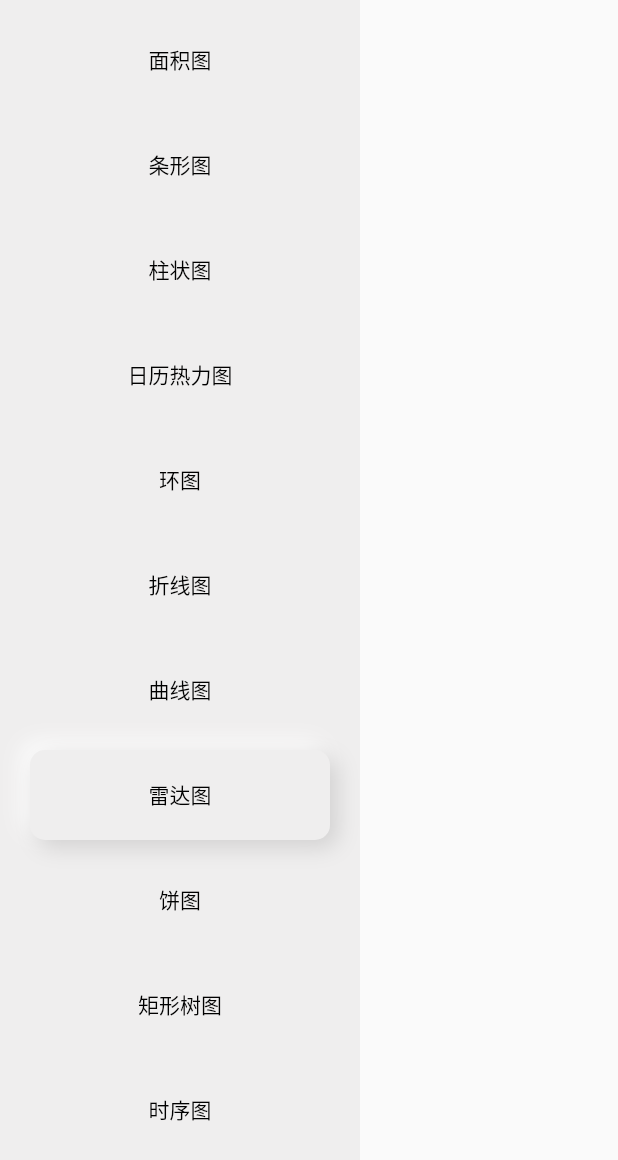
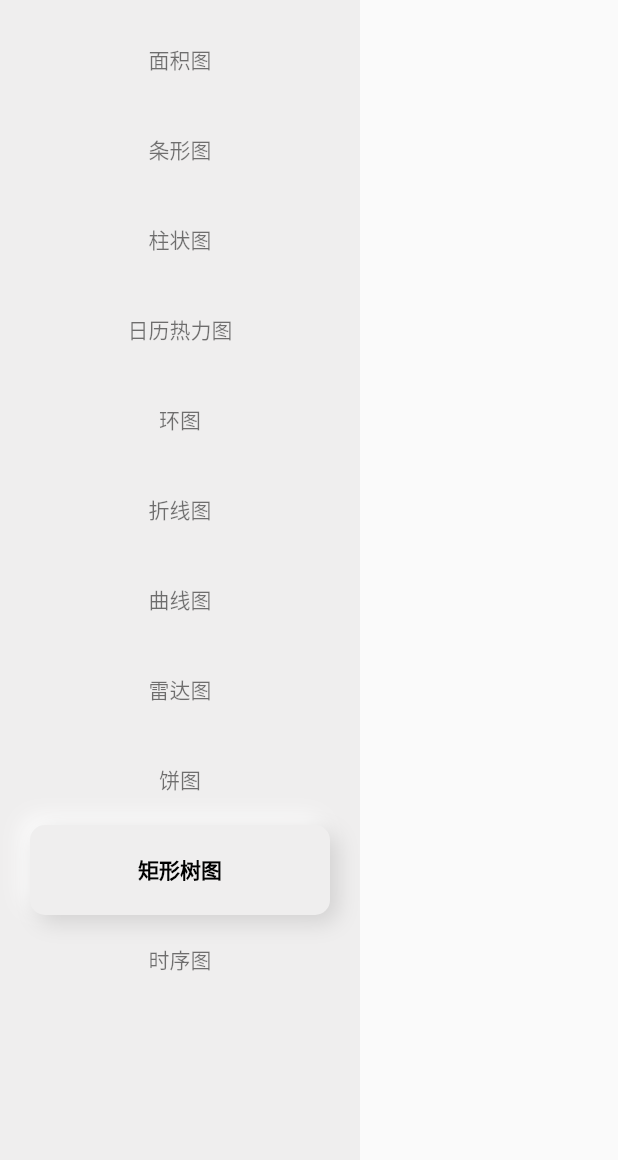
Before and after one commit to xrr2016/flutter-effect-generator, a Flutter app: the ChartsSelect widget shown alone on an empty page, opened directly with empty values, on a phone screen of 412 x 824 dp. Shown: the top 1160 px of the screen. Run offline on Flutter 3.47's test engine with Material 2 defaults, Android fonts, the phone set to English and light mode, and no system bars; our stand-ins replace flutter_highlight, from_css_color, google_fonts; generated files the repository leaves out were written again.

Commit message:
feat(charts): tree map

```diff
--- a/lib/src/charts/charts_controller.dart
+++ b/lib/src/charts/charts_controller.dart
@@ -46,7 +46,7 @@ extension ChartTypeName on ChartType {
 }
 
 class ChartsController extends ChangeNotifier {
-  ChartType chartType = ChartType.radar;
+  ChartType chartType = ChartType.treeMap;
 
   void changeChartType(ChartType type) {
     chartType = type;
--- a/lib/src/charts/charts_select.dart
+++ b/lib/src/charts/charts_select.dart
@@ -19,7 +19,6 @@ class _ChartsSelectState extends State<ChartsSelect> {
           return Container(
             width: 160.0,
             height: 60.0,
-            margin: EdgeInsets.only(bottom: 10.0),
             color: Color(0xffefeeee),
             alignment: Alignment.center,
             transformAlignment: Alignment.center,
@@ -31,7 +30,10 @@ class _ChartsSelectState extends State<ChartsSelect> {
                 alignment: Alignment.center,
                 child: Text(
                   ChartType.values[index].name,
-                  style: TextStyle(color: Colors.black),
+                  style: TextStyle(
+                    color: Colors.black,
+                    fontWeight: FontWeight.w700,
+                  ),
                 ),
                 decoration: BoxDecoration(
                   color: Color(0xffefeeee),
@@ -70,11 +72,12 @@ class _ChartsSelectState extends State<ChartsSelect> {
           child: Container(
             width: 160.0,
             height: 60.0,
-            margin: EdgeInsets.only(bottom: 10.0),
             alignment: Alignment.center,
             child: Text(
               ChartType.values[index].name,
-              style: TextStyle(color: Colors.black),
+              style: TextStyle(
+                color: Colors.black54,
+              ),
             ),
           ),
         );
--- a/lib/src/home/home_card.dart
+++ b/lib/src/home/home_card.dart
@@ -1,8 +1,11 @@
 import '../exports.dart';
 
 class HomeCard extends StatelessWidget {
+  final String title;
+
   const HomeCard({
     Key? key,
+    required this.title,
   }) : super(key: key);
 
   @override
@@ -23,7 +26,7 @@ class HomeCard extends StatelessWidget {
           ),
           SizedBox(height: 10.0),
           Text(
-            'Charts',
+            title,
             style: TextStyle(color: Colors.white),
           ),
         ],
```
Also changed, not shown: lib/src/charts/charts_view.dart (+11 -2 lines), lib/src/charts/tree_map/tree_map.dart (+61 -41 lines), lib/src/home/home_view.dart (+6 -1 lines), lib/src/generative/generative_view.dart (added).
